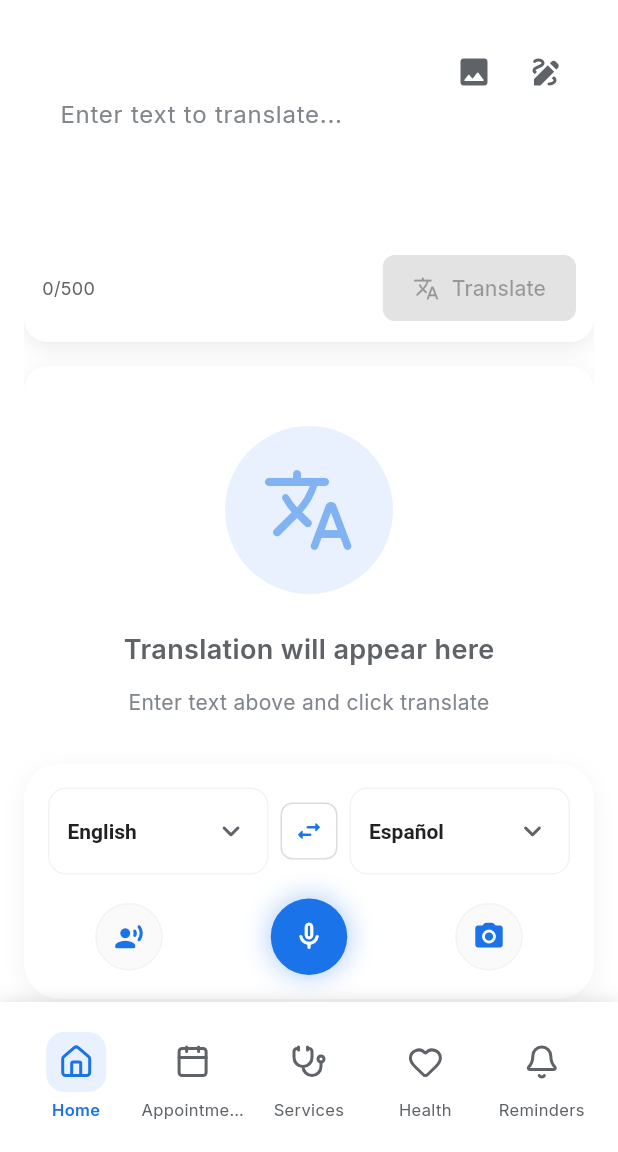
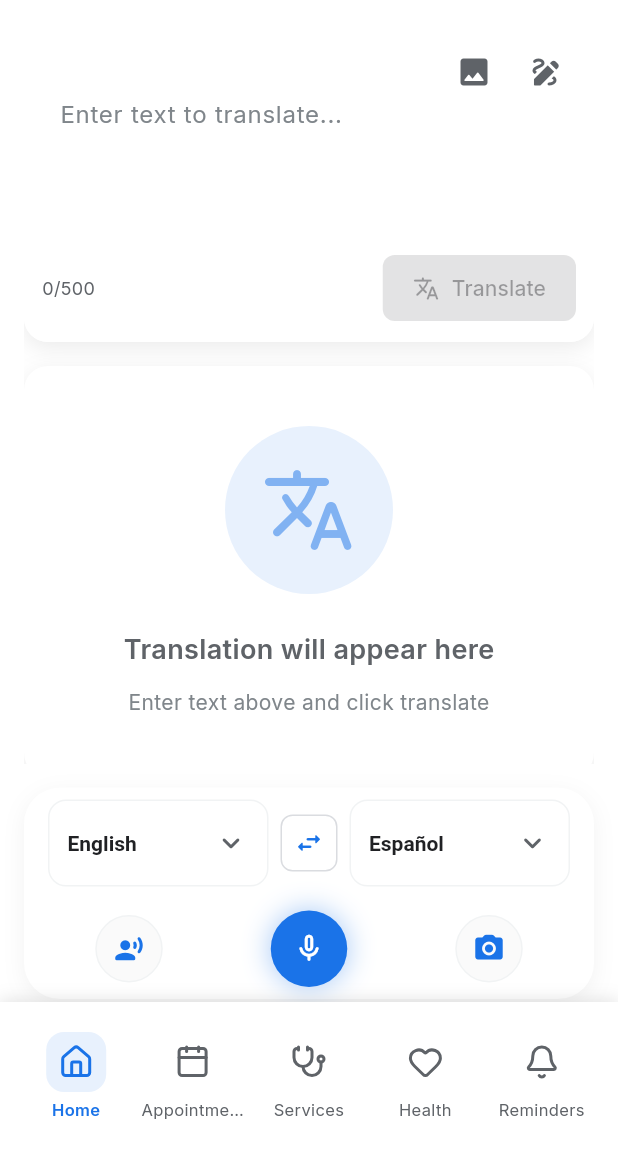
Before and after one commit to Kingmaker-RK/Medicus1, a Flutter app: the TranslationScreen screen opened by its route, on a phone screen of 412 x 824 dp, the part 84-1236 px from its top. Run offline on Flutter 3.47's test engine with Material 3 defaults, Android fonts, the phone set to English and light mode, and no system bars; our stand-ins replace dio, firebase_auth, firebase_core, flutter_tts, go_router, google_fonts and 8 more; missing offline and left inert: deepl_dart; accounts and stored records are empty.

Commit message:
Final commit - ensure all changes are saved
- Generated with [Teta](https://teta.so) using [Claude Code](https://claude.com/claude-code)

Co-Authored-By: Teta <noreply@teta.so> using Claude <noreply@anthropic.com>

```diff
--- a/lib/screens/translation_screen.dart
+++ b/lib/screens/translation_screen.dart
@@ -382,7 +382,7 @@ class _TranslationScreenState extends State<TranslationScreen>
   ) {
     return Container(
       margin: const EdgeInsets.symmetric(horizontal: 16),
-      padding: const EdgeInsets.symmetric(horizontal: 16, vertical: 16),
+      padding: const EdgeInsets.symmetric(horizontal: 16, vertical: 8),
       decoration: BoxDecoration(
         color: Colors.white,
         borderRadius: BorderRadius.circular(24),
--- a/lib/screens/translation_screen_backup.dart
+++ b/lib/screens/translation_screen_backup.dart
@@ -197,7 +197,7 @@ class _TranslationScreenState extends State<TranslationScreen>
     UserProvider userProvider,
   ) {
     return Container(
-      padding: const EdgeInsets.symmetric(horizontal: 24, vertical: 16),
+      padding: const EdgeInsets.symmetric(horizontal: 24, vertical: 8),
       decoration: BoxDecoration(
         color: Colors.white,
         boxShadow: [
```
